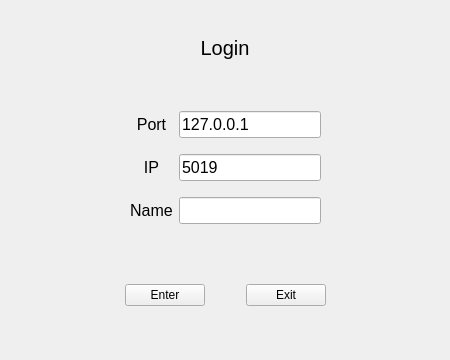
The window that ClientGUI/mainwindow.ui (saxonsa/chatroom) describes before a commit, drawn with Qt 5.
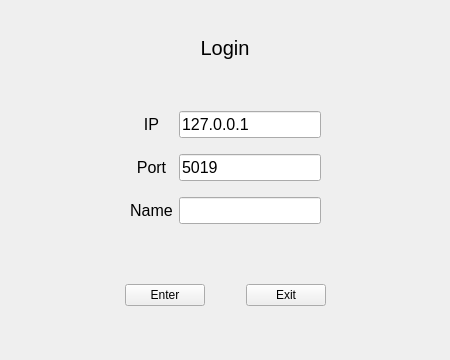
The same window after the commit.

The edit to the form file:
```diff
--- a/ClientGUI/mainwindow.ui
+++ b/ClientGUI/mainwindow.ui
@@ -215,7 +215,7 @@
           <enum>Qt::LeftToRight</enum>
          </property>
          <property name="text">
-          <string>Port</string>
+          <string>IP</string>
          </property>
          <property name="alignment">
           <set>Qt::AlignCenter</set>
@@ -314,7 +314,7 @@
           <enum>Qt::LeftToRight</enum>
          </property>
          <property name="text">
-          <string>IP</string>
+          <string>Port</string>
          </property>
          <property name="alignment">
           <set>Qt::AlignCenter</set>
```
Left out of the diff: 102 changed lines with no effect on the pictures.
